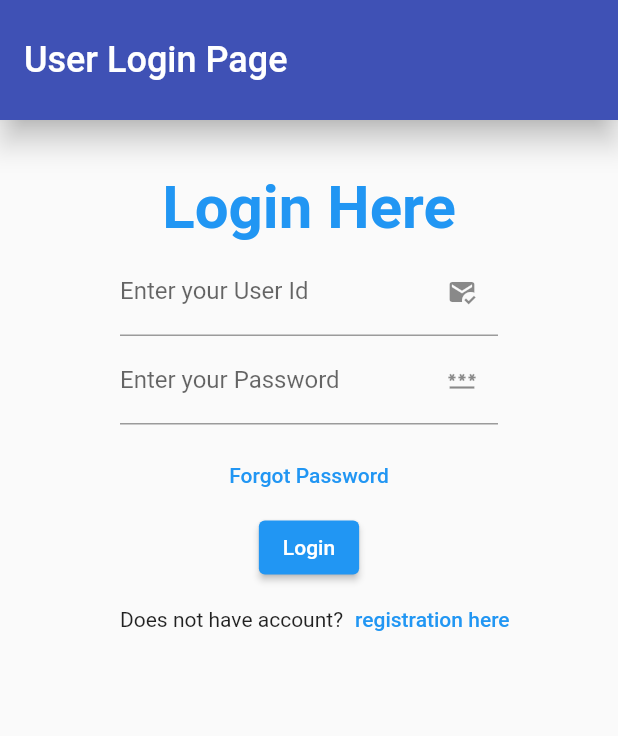
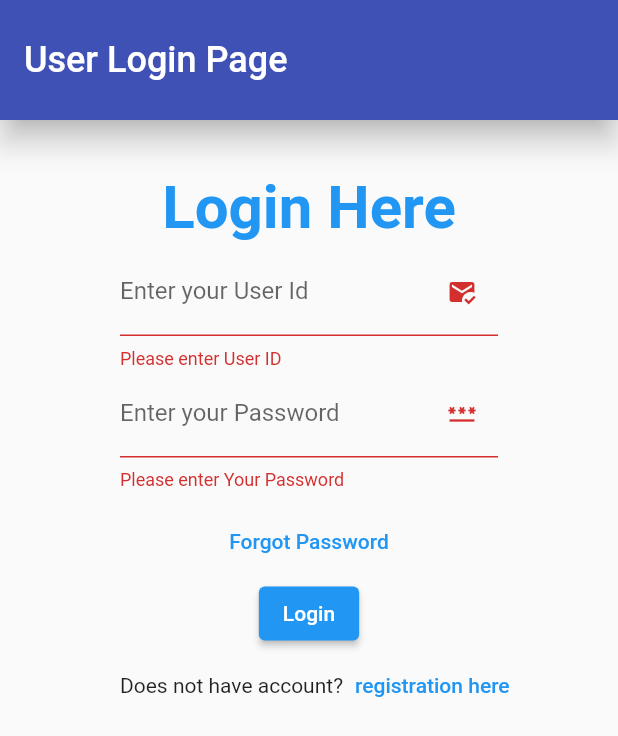
Before and after one commit to amina-min/assignment_flutter_app, a Flutter app: the screen it shows after launch, after a tap on "Login", on a phone screen of 412 x 824 dp. Shown: the top 736 px of the screen. Run offline on Flutter 3.47's test engine with Material 2 defaults, Android fonts, the phone set to English and light mode, and no system bars; our stand-ins replace fluttertoast.

Commit message:
reset pass complete

```diff
--- a/lib/helper/constant.dart
+++ b/lib/helper/constant.dart
@@ -1,4 +1,4 @@
-final String host = "http://192.168.248.47:9005/api/ex/user";
+final String host = "http://192.168.0.100:9005/api/ex/user";
 final String registerApi = host + "/user_add";
 final String userLoginApi = host + "/user_login";
 final String resetPasswordApi = host + "/reset_password";
--- a/lib/helper/http_helper.dart
+++ b/lib/helper/http_helper.dart
@@ -22,14 +22,13 @@ Future<http.Response> signIn(UserModel user) async {
   return response;
 }
 
-Future<http.Response> reset(UserModel user) async {
+Future<http.Response> resetapi(UserModel user) async {
   final response = await http.post(Uri.parse(resetPasswordApi),
       headers: requestHeaders, body: jsonEncode(user.toMap()));
   return response;
 }
 
 Future<http.Response> updatePass() async {
-  final response =
-      await http.put(Uri.parse(updatePasswordApi), headers: requestHeaders);
+  final response = await http.put(Uri.parse(updatePasswordApi), headers: requestHeaders);
   return response;
 }
--- a/lib/pages/login_page.dart
+++ b/lib/pages/login_page.dart
@@ -21,6 +21,8 @@ class LoginPage extends StatefulWidget {
 class _LoginPageState extends State<LoginPage> {
   final _userId = TextEditingController();
   final _password = TextEditingController();
+
+  final _formKey = GlobalKey<FormState>();
 
   login() async {
     String userId = _userId.value.text;
@@ -54,7 +56,11 @@ class _LoginPageState extends State<LoginPage> {
 
   @override
   Widget build(BuildContext context) {
-    return Padding(
+    return SingleChildScrollView(
+      child: Form(
+        autovalidateMode: AutovalidateMode.onUserInteraction,
+        key: _formKey,
+        child: Padding(
           padding: const EdgeInsets.all(20.0),
           child: Center(
             child: Column(
@@ -113,15 +119,17 @@ class _LoginPageState extends State<LoginPage> {
                 ),
                 FlatButton(
                   onPressed: () {
-                Navigator.of(context).push(
-                    MaterialPageRoute(builder: (context) => ResetPassword()));
+                    Navigator.of(context).push(MaterialPageRoute(
+                        builder: (context) => ResetPassword()));
                   },
                   textColor: Colors.blue,
                   child: Text('Forgot Password'),
                 ),
                 ElevatedButton(
                     onPressed: () {
+                      if (_formKey.currentState!.validate()) {
                         login();
+                      }
                     },
                     child: Text("Login")),
                 Padding(
@@ -143,6 +151,8 @@ class _LoginPageState extends State<LoginPage> {
               ],
             ),
           ),
+        ),
+      ),
     );
   }
 }
--- a/pubspec.yaml
+++ b/pubspec.yaml
@@ -18,7 +18,7 @@ publish_to: 'none' # Remove this line if you wish to publish to pub.dev
 version: 1.0.0+1
 
 environment:
-  sdk: ">=2.16.1 <3.0.0"
+  sdk: ">=2.15.1 <3.0.0"
 
 # Dependencies specify other packages that your package needs in order to work.
 # To automatically upgrade your package dependencies to the latest versions
```
Also changed, not shown: lib/pages/forget_password.dart (+17 -20 lines), lib/pages/signup_page.dart (+11 -1 lines), pubspec.lock. Lines whose indentation alone changed are shown as unchanged.
